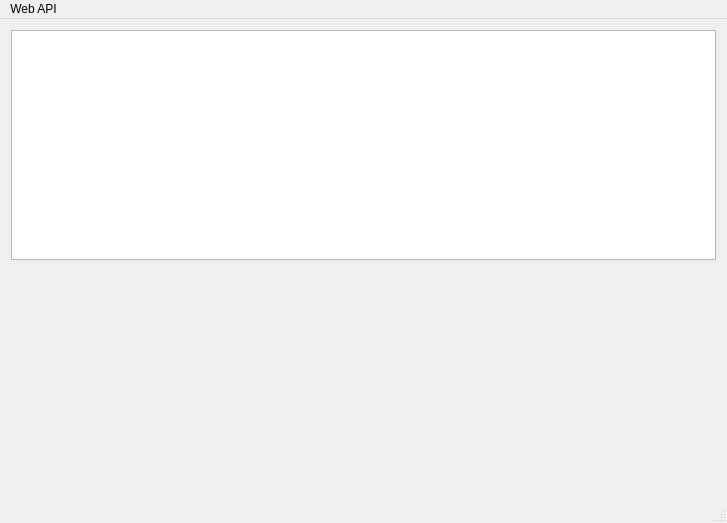
Qt form playlist-maker/mainwindow.ui (alypko/qt-spotify-playlist-maker) before a commit.
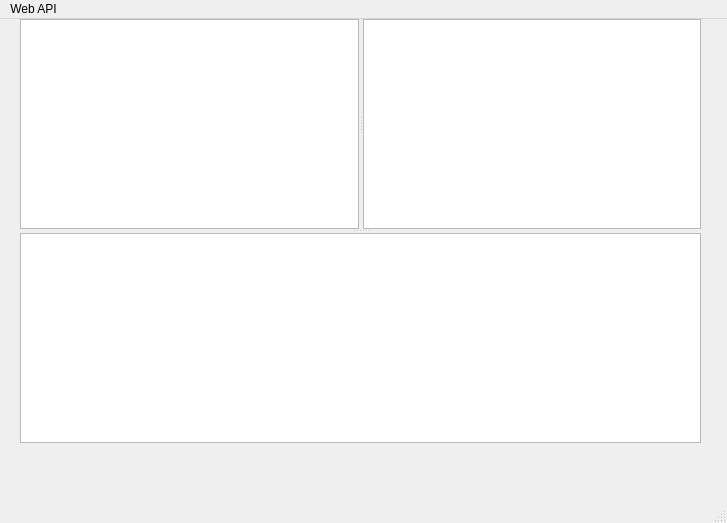
The same form after that commit.

Commit message: show playlists in list widget, show playlist id

Patch:
```diff
--- a/playlist-maker/mainwindow.ui
+++ b/playlist-maker/mainwindow.ui
@@ -20,27 +20,35 @@
      <verstretch>0</verstretch>
     </sizepolicy>
    </property>
-   <layout class="QVBoxLayout" name="verticalLayout">
-    <item>
-     <layout class="QHBoxLayout" name="horizontalLayout"/>
-    </item>
-    <item>
-     <widget class="QPlainTextEdit" name="teOutput"/>
-    </item>
-    <item>
-     <spacer name="verticalSpacer">
-      <property name="orientation">
-       <enum>Qt::Vertical</enum>
+   <widget class="QSplitter" name="splitter_2">
+    <property name="geometry">
+     <rect>
+      <x>20</x>
+      <y>0</y>
+      <width>681</width>
+      <height>424</height>
+     </rect>
+    </property>
+    <property name="orientation">
+     <enum>Qt::Vertical</enum>
+    </property>
+    <widget class="QSplitter" name="splitter">
+     <property name="orientation">
+      <enum>Qt::Horizontal</enum>
+     </property>
+     <widget class="QPlainTextEdit" name="teOutput">
+      <property name="enabled">
+       <bool>true</bool>
       </property>
-      <property name="sizeHint" stdset="0">
-       <size>
-        <width>20</width>
-        <height>141</height>
-       </size>
+     </widget>
+     <widget class="QListWidget" name="listPlaylist">
+      <property name="enabled">
+       <bool>true</bool>
       </property>
-     </spacer>
-    </item>
-   </layout>
+     </widget>
+    </widget>
+    <widget class="QListWidget" name="listSong"/>
+   </widget>
   </widget>
   <widget class="QMenuBar" name="menuBar">
    <property name="geometry">
```
Left out of the diff: 13 changed lines with no effect on the pictures. The commit also changes 3 other files.
